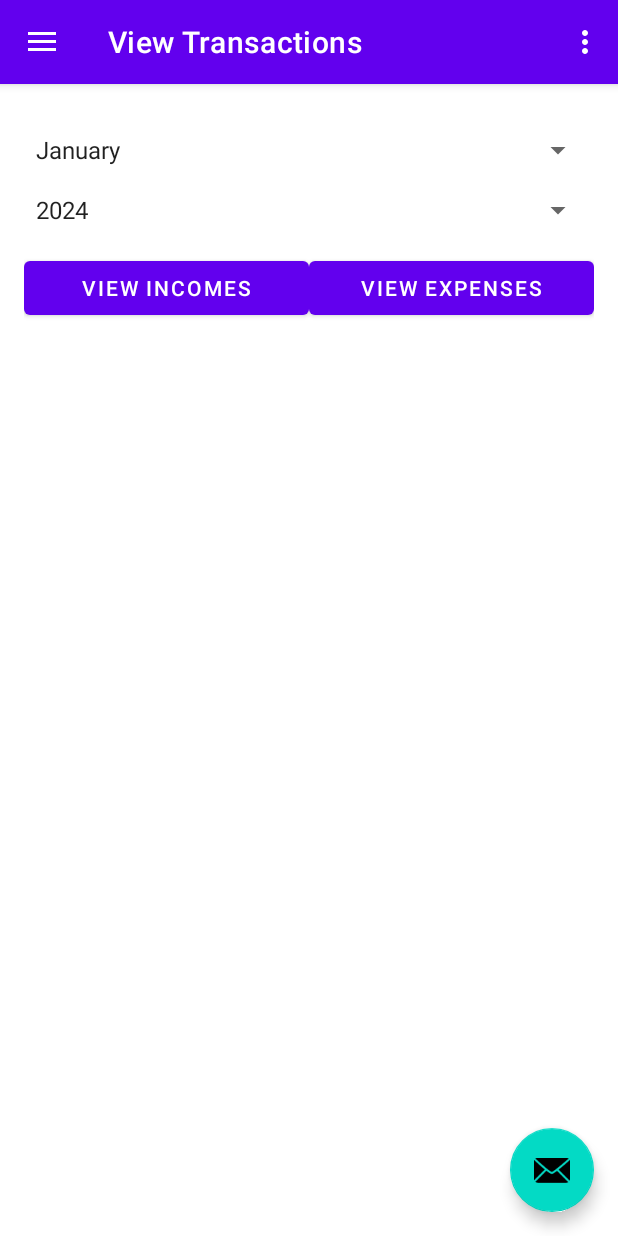
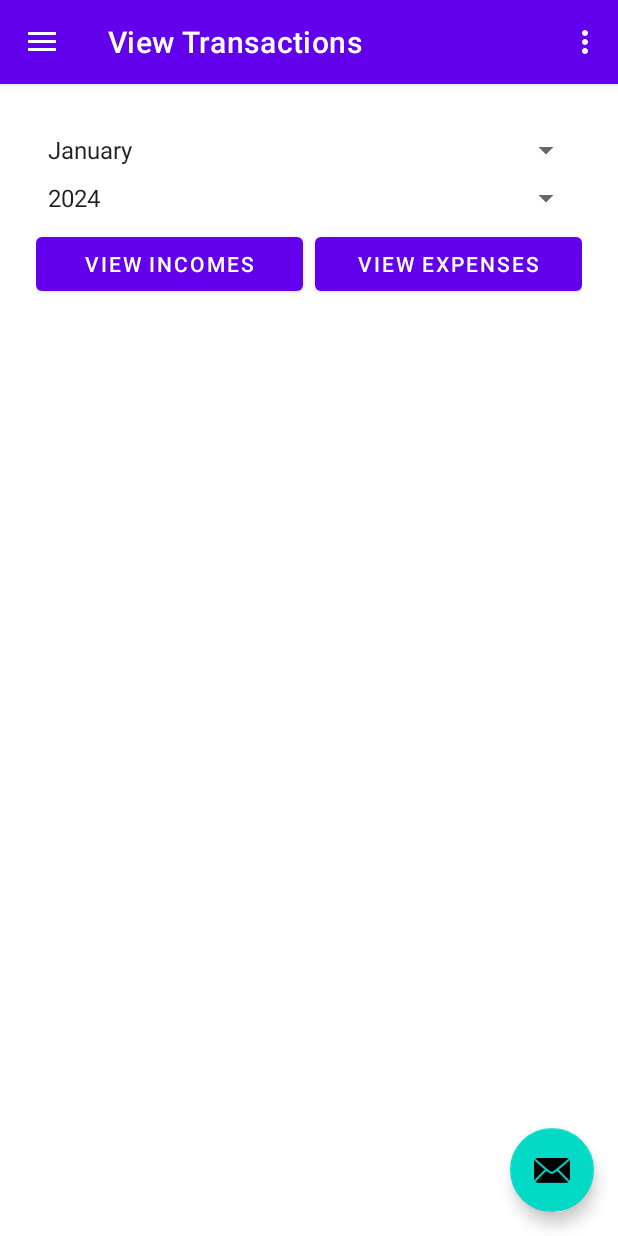
Before and after one commit to pkr-pradeep/KitchenAccountant, an Android app: the screen it shows after launch (MainActivity), in the side drawer, after a tap on "View Transactions", on a phone screen of 412 x 824 dp. Run offline under Robolectric (Android 15) with nearby library versions, the phone set to English and light mode, and no system bars; our stand-ins replace navigation-ui.

Commit message:
commit for expense list to save

```diff
--- a/app/src/main/res/layout/fragment_view.xml
+++ b/app/src/main/res/layout/fragment_view.xml
@@ -1,44 +1,46 @@
 <?xml version="1.0" encoding="utf-8"?>
-<androidx.constraintlayout.widget.ConstraintLayout xmlns:android="http://schemas.android.com/apk/res/android"
+<androidx.constraintlayout.widget.ConstraintLayout
+    xmlns:android="http://schemas.android.com/apk/res/android"
     xmlns:app="http://schemas.android.com/apk/res-auto"
     xmlns:tools="http://schemas.android.com/tools"
     android:layout_width="match_parent"
     android:layout_height="match_parent"
     android:padding="16dp">
 
+    <!-- First division: Spinners and buttons -->
+    <LinearLayout
+        android:id="@+id/division1"
+        android:layout_width="0dp"
+        android:layout_height="wrap_content"
+        android:orientation="vertical"
+        app:layout_constraintTop_toTopOf="parent"
+        app:layout_constraintStart_toStartOf="parent"
+        app:layout_constraintEnd_toEndOf="parent"
+        app:layout_constraintHorizontal_bias="0.5"
+        android:layout_marginEnd="8dp"
+        android:layout_marginStart="8dp"
+        android:layout_marginTop="16dp">
+
         <!-- Spinners for month and year -->
         <Spinner
             android:id="@+id/spinner_month"
-        android:layout_width="0dp"
+            android:layout_width="match_parent"
             android:layout_height="wrap_content"
-        android:layout_marginTop="16dp"
             android:spinnerMode="dropdown"
-        app:layout_constraintEnd_toEndOf="parent"
-        app:layout_constraintStart_toStartOf="parent"
-        app:layout_constraintTop_toTopOf="parent"
-        tools:ignore="MissingConstraints" />
+            android:layout_marginBottom="8dp"/>
 
         <Spinner
             android:id="@+id/spinner_year"
-        android:layout_width="0dp"
+            android:layout_width="match_parent"
             android:layout_height="wrap_content"
-        android:layout_marginTop="16dp"
             android:spinnerMode="dropdown"
-        app:layout_constraintEnd_toEndOf="parent"
-        app:layout_constraintStart_toStartOf="parent"
-        app:layout_constraintTop_toBottomOf="@id/spinner_month"
-        tools:ignore="MissingConstraints" />
+            android:layout_marginBottom="8dp"/>
 
         <!-- Buttons for viewing incomes and expenses -->
         <LinearLayout
-        android:id="@+id/button_layout"
-        android:layout_width="0dp"
+            android:layout_width="match_parent"
             android:layout_height="wrap_content"
-        android:layout_marginTop="16dp"
-        android:orientation="horizontal"
-        app:layout_constraintEnd_toEndOf="parent"
-        app:layout_constraintStart_toStartOf="parent"
-        app:layout_constraintTop_toBottomOf="@id/spinner_year">
+            android:orientation="horizontal">
 
             <Button
                 android:id="@+id/button_view_incomes"
@@ -46,31 +48,38 @@
                 android:layout_height="wrap_content"
                 android:layout_weight="1"
                 android:text="View Incomes"
-            tools:ignore="MissingConstraints" />
+                android:layout_marginEnd="8dp"/>
 
             <Button
                 android:id="@+id/button_view_expenses"
                 android:layout_width="0dp"
                 android:layout_height="wrap_content"
                 android:layout_weight="1"
-            android:text="View Expenses"
-            tools:ignore="MissingConstraints" />
+                android:text="View Expenses"/>
+        </LinearLayout>
 
     </LinearLayout>
 
+    <!-- Second division: ScrollView -->
     <ScrollView
-        android:layout_width="match_parent"
+        android:layout_width="0dp"
         android:layout_height="0dp"
-        android:layout_weight="1"
         android:fillViewport="true"
-        app:layout_constraintTop_toBottomOf="@id/button_layout">
+        app:layout_constraintTop_toBottomOf="@id/division1"
+        app:layout_constraintStart_toStartOf="parent"
+        app:layout_constraintEnd_toEndOf="parent"
+        app:layout_constraintBottom_toBottomOf="parent"
+        android:layout_marginEnd="8dp"
+        android:layout_marginStart="8dp"
+        android:layout_marginTop="16dp"
+        android:layout_marginBottom="16dp">
 
         <LinearLayout
             android:id="@+id/container_layout"
             android:layout_width="match_parent"
             android:layout_height="wrap_content"
             android:orientation="vertical"
-            android:padding="16dp"></LinearLayout>
+            android:padding="16dp"/>
 
     </ScrollView>
 
```
Lines whose indentation alone changed are shown as unchanged.
